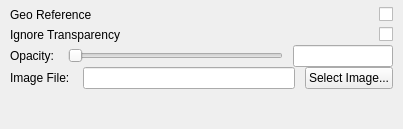
The window that apps/vaporgui/ImageAppearanceGUI.ui (NCAR/VAPOR) describes before a commit, drawn with Qt 5.
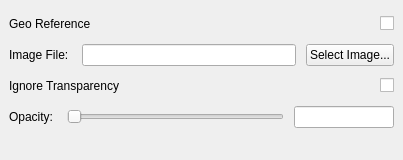
The same window after the commit.

Commit message: add support for user-defined downsampling threshold for TMS images

Diff of the .ui file:
```diff
--- a/apps/vaporgui/ImageAppearanceGUI.ui
+++ b/apps/vaporgui/ImageAppearanceGUI.ui
@@ -7,11 +7,11 @@
     <x>0</x>
     <y>0</y>
     <width>403</width>
-    <height>130</height>
+    <height>160</height>
    </rect>
   </property>
   <property name="sizePolicy">
-   <sizepolicy hsizetype="Expanding" vsizetype="Maximum">
+   <sizepolicy hsizetype="Expanding" vsizetype="Minimum">
     <horstretch>0</horstretch>
     <verstretch>0</verstretch>
    </sizepolicy>
@@ -34,7 +34,10 @@
   <property name="whatsThis">
    <string>&lt;html&gt;&lt;head/&gt;&lt;body&gt;&lt;p&gt;These options concern the appearance of Two-D renderer&lt;/p&gt;&lt;/body&gt;&lt;/html&gt;</string>
   </property>
-  <layout class="QHBoxLayout" name="horizontalLayout">
+  <layout class="QVBoxLayout" name="verticalLayout_2">
+   <property name="spacing">
+    <number>0</number>
+   </property>
    <property name="sizeConstraint">
     <enum>QLayout::SetMaximumSize</enum>
    </property>
@@ -51,20 +54,7 @@
     <number>0</number>
    </property>
    <item>
-    <layout class="QVBoxLayout" name="verticalLayout">
-     <property name="spacing">
-      <number>0</number>
-     </property>
-     <property name="sizeConstraint">
-      <enum>QLayout::SetMaximumSize</enum>
-     </property>
-     <property name="leftMargin">
-      <number>10</number>
-     </property>
-     <property name="rightMargin">
-      <number>10</number>
-     </property>
-     <item>
+    <widget class="QFrame" name="">
       <layout class="QHBoxLayout" name="horizontalLayout_2">
        <property name="spacing">
         <number>0</number>
@@ -73,7 +63,7 @@
         <enum>QLayout::SetMaximumSize</enum>
        </property>
        <property name="bottomMargin">
-        <number>0</number>
+       <number>1</number>
        </property>
        <item>
         <widget class="QLabel" name="label">
@@ -103,14 +93,49 @@
         </widget>
        </item>
       </layout>
+    </widget>
      </item>
      <item>
+    <widget class="QFrame" name="">
+     <layout class="QHBoxLayout" name="horizontalLayout_5">
+      <property name="spacing">
+       <number>10</number>
+      </property>
+      <property name="bottomMargin">
+       <number>1</number>
+      </property>
+      <item>
+       <widget class="QLabel" name="label_4">
+        <property name="text">
+         <string>Image File: </string>
+        </property>
+       </widget>
+      </item>
+      <item>
+       <widget class="QLineEdit" name="SelectImageEdit">
+        <property name="readOnly">
+         <bool>true</bool>
+        </property>
+       </widget>
+      </item>
+      <item>
+       <widget class="QPushButton" name="SelectImagePushButton">
+        <property name="text">
+         <string>Select Image...</string>
+        </property>
+       </widget>
+      </item>
+     </layout>
+    </widget>
+   </item>
+   <item>
+    <widget class="QFrame" name="">
       <layout class="QHBoxLayout" name="horizontalLayout_3">
        <property name="spacing">
         <number>0</number>
        </property>
        <property name="bottomMargin">
-        <number>0</number>
+       <number>1</number>
        </property>
        <item>
         <widget class="QLabel" name="label_2">
@@ -140,14 +165,22 @@
         </widget>
        </item>
       </layout>
+    </widget>
      </item>
      <item>
+    <widget class="QFrame" name="">
+     <property name="sizePolicy">
+      <sizepolicy hsizetype="Preferred" vsizetype="Minimum">
+       <horstretch>0</horstretch>
+       <verstretch>0</verstretch>
+      </sizepolicy>
+     </property>
       <layout class="QHBoxLayout" name="horizontalLayout_4">
        <property name="spacing">
         <number>10</number>
        </property>
        <property name="bottomMargin">
-        <number>0</number>
+       <number>1</number>
        </property>
        <item>
         <widget class="QLabel" name="label_3">
@@ -177,37 +210,7 @@
         </widget>
        </item>
       </layout>
-     </item>
-     <item>
-      <layout class="QHBoxLayout" name="horizontalLayout_5">
-       <property name="spacing">
-        <number>10</number>
-       </property>
-       <property name="bottomMargin">
-        <number>0</number>
-       </property>
-       <item>
-        <widget class="QLabel" name="label_4">
-         <property name="text">
-          <string>Image File: </string>
-         </property>
-        </widget>
-       </item>
-       <item>
-        <widget class="QLineEdit" name="SelectImageEdit">
-         <property name="readOnly">
-          <bool>true</bool>
-         </property>
-        </widget>
-       </item>
-       <item>
-        <widget class="QPushButton" name="SelectImagePushButton">
-         <property name="text">
-          <string>Select Image...</string>
-         </property>
-        </widget>
-       </item>
-      </layout>
+    </widget>
      </item>
      <item>
       <spacer name="verticalSpacer">
@@ -215,7 +218,7 @@
         <enum>Qt::Vertical</enum>
        </property>
        <property name="sizeType">
-        <enum>QSizePolicy::Maximum</enum>
+      <enum>QSizePolicy::Expanding</enum>
        </property>
        <property name="sizeHint" stdset="0">
         <size>
@@ -224,8 +227,6 @@
         </size>
        </property>
       </spacer>
-     </item>
-    </layout>
    </item>
   </layout>
  </widget>
```
Lines whose indentation alone changed are shown as unchanged. The commit also changes 8 other files.
